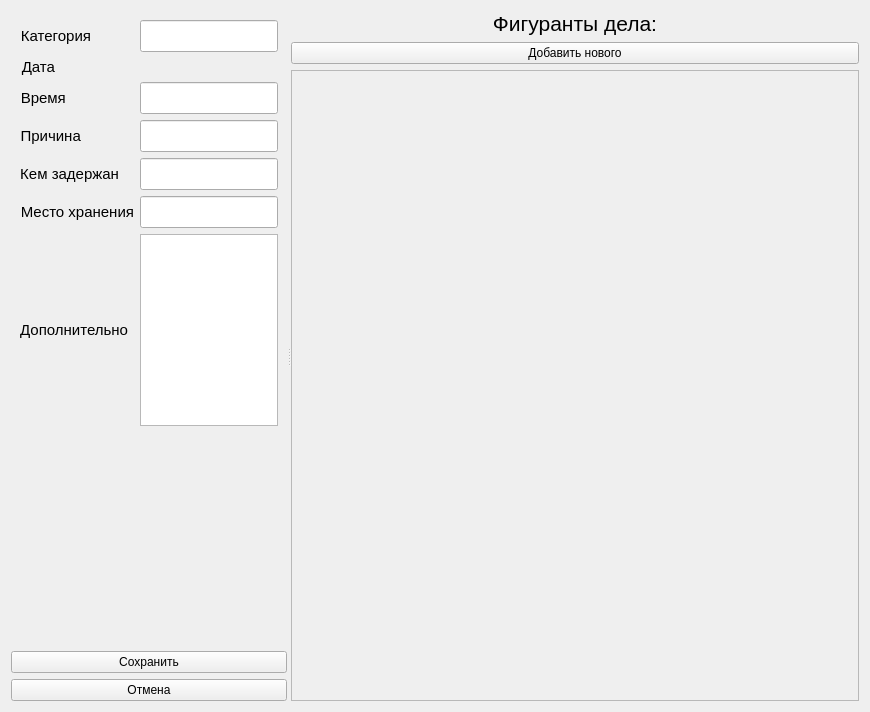
Qt form editEvent.ui (Yavlados/VKR) before a commit.
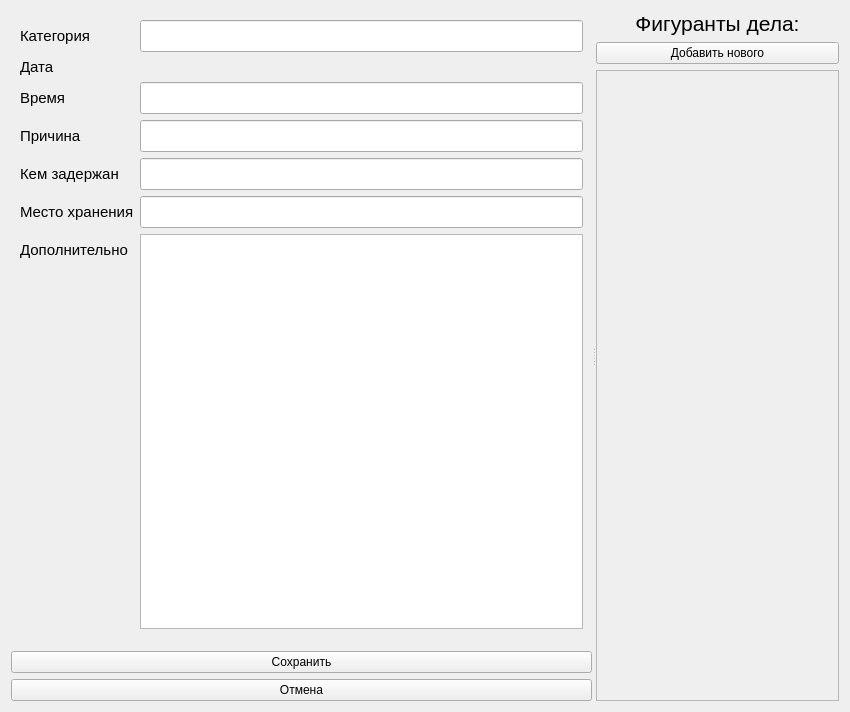
The same form after that commit.

```diff
--- a/editEvent.ui
+++ b/editEvent.ui
@@ -6,7 +6,7 @@
    <rect>
     <x>0</x>
     <y>0</y>
-    <width>870</width>
+    <width>850</width>
     <height>712</height>
    </rect>
   </property>
@@ -24,112 +24,53 @@
        <item>
         <widget class="QFrame" name="frame_6">
          <property name="sizePolicy">
-          <sizepolicy hsizetype="Ignored" vsizetype="Preferred">
+          <sizepolicy hsizetype="Expanding" vsizetype="Preferred">
            <horstretch>0</horstretch>
            <verstretch>0</verstretch>
           </sizepolicy>
          </property>
-         <layout class="QGridLayout" name="gridLayout_2">
-          <item row="5" column="1">
-           <widget class="QLineEdit" name="le_keeping_place">
+         <layout class="QFormLayout" name="formLayout">
+          <item row="0" column="0">
+           <widget class="QLabel" name="label_2">
             <property name="sizePolicy">
-             <sizepolicy hsizetype="Ignored" vsizetype="Fixed">
+             <sizepolicy hsizetype="Expanding" vsizetype="Preferred">
               <horstretch>0</horstretch>
               <verstretch>0</verstretch>
              </sizepolicy>
             </property>
             <property name="font">
              <font>
-              <pointsize>15</pointsize>
-             </font>
-            </property>
-           </widget>
-          </item>
-          <item row="6" column="0">
-           <widget class="QLabel" name="label_10">
-            <property name="sizePolicy">
-             <sizepolicy hsizetype="Fixed" vsizetype="Preferred">
-              <horstretch>0</horstretch>
-              <verstretch>0</verstretch>
-             </sizepolicy>
-            </property>
-            <property name="font">
-             <font>
               <family>Arial</family>
               <pointsize>11</pointsize>
              </font>
             </property>
             <property name="text">
-             <string>Дополнительно</string>
+             <string>Категория</string>
             </property>
             <property name="alignment">
-             <set>Qt::AlignRight|Qt::AlignTrailing|Qt::AlignVCenter</set>
+             <set>Qt::AlignLeading|Qt::AlignLeft|Qt::AlignVCenter</set>
             </property>
            </widget>
           </item>
-          <item row="5" column="0">
-           <widget class="QLabel" name="label_8">
+          <item row="0" column="1">
+           <widget class="QLineEdit" name="le_category">
             <property name="sizePolicy">
-             <sizepolicy hsizetype="Fixed" vsizetype="Preferred">
+             <sizepolicy hsizetype="Expanding" vsizetype="Fixed">
               <horstretch>0</horstretch>
               <verstretch>0</verstretch>
              </sizepolicy>
             </property>
             <property name="font">
              <font>
-              <family>Arial</family>
-              <pointsize>11</pointsize>
-             </font>
-            </property>
-            <property name="text">
-             <string>Место хранения</string>
-            </property>
-            <property name="alignment">
-             <set>Qt::AlignRight|Qt::AlignTrailing|Qt::AlignVCenter</set>
-            </property>
-           </widget>
-          </item>
-          <item row="2" column="1">
-           <widget class="QLineEdit" name="le_time">
-            <property name="sizePolicy">
-             <sizepolicy hsizetype="Ignored" vsizetype="Fixed">
-              <horstretch>0</horstretch>
-              <verstretch>0</verstretch>
-             </sizepolicy>
-            </property>
-            <property name="font">
-             <font>
               <pointsize>15</pointsize>
              </font>
             </property>
            </widget>
           </item>
-          <item row="3" column="0">
-           <widget class="QLabel" name="label_6">
-            <property name="sizePolicy">
-             <sizepolicy hsizetype="Fixed" vsizetype="Preferred">
-              <horstretch>0</horstretch>
-              <verstretch>0</verstretch>
-             </sizepolicy>
-            </property>
-            <property name="font">
-             <font>
-              <family>Arial</family>
-              <pointsize>11</pointsize>
-             </font>
-            </property>
-            <property name="text">
-             <string>Причина </string>
-            </property>
-            <property name="alignment">
-             <set>Qt::AlignRight|Qt::AlignTrailing|Qt::AlignVCenter</set>
-            </property>
-           </widget>
-          </item>
           <item row="1" column="0">
            <widget class="QLabel" name="label_3">
             <property name="sizePolicy">
-             <sizepolicy hsizetype="Fixed" vsizetype="Preferred">
+             <sizepolicy hsizetype="Expanding" vsizetype="Preferred">
               <horstretch>0</horstretch>
               <verstretch>0</verstretch>
              </sizepolicy>
@@ -144,14 +85,14 @@
              <string>Дата</string>
             </property>
             <property name="alignment">
-             <set>Qt::AlignRight|Qt::AlignTrailing|Qt::AlignVCenter</set>
+             <set>Qt::AlignLeading|Qt::AlignLeft|Qt::AlignVCenter</set>
             </property>
            </widget>
           </item>
           <item row="2" column="0">
            <widget class="QLabel" name="label_4">
             <property name="sizePolicy">
-             <sizepolicy hsizetype="Fixed" vsizetype="Preferred">
+             <sizepolicy hsizetype="Expanding" vsizetype="Preferred">
               <horstretch>0</horstretch>
               <verstretch>0</verstretch>
              </sizepolicy>
@@ -166,51 +107,51 @@
              <string>Время </string>
             </property>
             <property name="alignment">
-             <set>Qt::AlignRight|Qt::AlignTrailing|Qt::AlignVCenter</set>
+             <set>Qt::AlignLeading|Qt::AlignLeft|Qt::AlignVCenter</set>
+            </property>
+           </widget>
+          </item>
+          <item row="2" column="1">
+           <widget class="QLineEdit" name="le_time">
+            <property name="sizePolicy">
+             <sizepolicy hsizetype="Expanding" vsizetype="Fixed">
+              <horstretch>0</horstretch>
+              <verstretch>0</verstretch>
+             </sizepolicy>
+            </property>
+            <property name="font">
+             <font>
+              <pointsize>15</pointsize>
+             </font>
+            </property>
+           </widget>
+          </item>
+          <item row="3" column="0">
+           <widget class="QLabel" name="label_6">
+            <property name="sizePolicy">
+             <sizepolicy hsizetype="Expanding" vsizetype="Preferred">
+              <horstretch>0</horstretch>
+              <verstretch>0</verstretch>
+             </sizepolicy>
+            </property>
+            <property name="font">
+             <font>
+              <family>Arial</family>
+              <pointsize>11</pointsize>
+             </font>
+            </property>
+            <property name="text">
+             <string>Причина </string>
+            </property>
+            <property name="alignment">
+             <set>Qt::AlignLeading|Qt::AlignLeft|Qt::AlignVCenter</set>
             </property>
            </widget>
           </item>
           <item row="3" column="1">
            <widget class="QLineEdit" name="le_reason">
             <property name="sizePolicy">
-             <sizepolicy hsizetype="Ignored" vsizetype="Fixed">
-              <horstretch>0</horstretch>
-              <verstretch>0</verstretch>
-             </sizepolicy>
-            </property>
-            <property name="font">
-             <font>
-              <pointsize>15</pointsize>
-             </font>
-            </property>
-           </widget>
-          </item>
-          <item row="0" column="0">
-           <widget class="QLabel" name="label_2">
-            <property name="sizePolicy">
-             <sizepolicy hsizetype="Fixed" vsizetype="Preferred">
-              <horstretch>0</horstretch>
-              <verstretch>0</verstretch>
-             </sizepolicy>
-            </property>
-            <property name="font">
-             <font>
-              <family>Arial</family>
-              <pointsize>11</pointsize>
-             </font>
-            </property>
-            <property name="text">
-             <string>Категория</string>
-            </property>
-            <property name="alignment">
-             <set>Qt::AlignRight|Qt::AlignTrailing|Qt::AlignVCenter</set>
-            </property>
-           </widget>
-          </item>
-          <item row="0" column="1">
-           <widget class="QLineEdit" name="le_category">
-            <property name="sizePolicy">
-             <sizepolicy hsizetype="Ignored" vsizetype="Fixed">
+             <sizepolicy hsizetype="Expanding" vsizetype="Fixed">
               <horstretch>0</horstretch>
               <verstretch>0</verstretch>
              </sizepolicy>
@@ -225,7 +166,7 @@
           <item row="4" column="0">
            <widget class="QLabel" name="label_7">
             <property name="sizePolicy">
-             <sizepolicy hsizetype="Fixed" vsizetype="Preferred">
+             <sizepolicy hsizetype="Expanding" vsizetype="Preferred">
               <horstretch>0</horstretch>
               <verstretch>0</verstretch>
              </sizepolicy>
@@ -240,14 +181,14 @@
              <string>Кем задержан</string>
             </property>
             <property name="alignment">
-             <set>Qt::AlignRight|Qt::AlignTrailing|Qt::AlignVCenter</set>
+             <set>Qt::AlignLeading|Qt::AlignLeft|Qt::AlignVCenter</set>
             </property>
            </widget>
           </item>
           <item row="4" column="1">
            <widget class="QLineEdit" name="le_detention_by">
             <property name="sizePolicy">
-             <sizepolicy hsizetype="Ignored" vsizetype="Fixed">
+             <sizepolicy hsizetype="Expanding" vsizetype="Fixed">
               <horstretch>0</horstretch>
               <verstretch>0</verstretch>
              </sizepolicy>
@@ -259,11 +200,74 @@
             </property>
            </widget>
           </item>
-          <item row="1" column="1">
-           <layout class="QHBoxLayout" name="hl_date"/>
+          <item row="5" column="0">
+           <widget class="QLabel" name="label_8">
+            <property name="sizePolicy">
+             <sizepolicy hsizetype="Expanding" vsizetype="Preferred">
+              <horstretch>0</horstretch>
+              <verstretch>0</verstretch>
+             </sizepolicy>
+            </property>
+            <property name="font">
+             <font>
+              <family>Arial</family>
+              <pointsize>11</pointsize>
+             </font>
+            </property>
+            <property name="text">
+             <string>Место хранения</string>
+            </property>
+            <property name="alignment">
+             <set>Qt::AlignLeading|Qt::AlignLeft|Qt::AlignVCenter</set>
+            </property>
+           </widget>
+          </item>
+          <item row="5" column="1">
+           <widget class="QLineEdit" name="le_keeping_place">
+            <property name="sizePolicy">
+             <sizepolicy hsizetype="Expanding" vsizetype="Fixed">
+              <horstretch>0</horstretch>
+              <verstretch>0</verstretch>
+             </sizepolicy>
+            </property>
+            <property name="font">
+             <font>
+              <pointsize>15</pointsize>
+             </font>
+            </property>
+           </widget>
+          </item>
+          <item row="6" column="0">
+           <widget class="QLabel" name="label_10">
+            <property name="sizePolicy">
+             <sizepolicy hsizetype="Expanding" vsizetype="Preferred">
+              <horstretch>0</horstretch>
+              <verstretch>0</verstretch>
+             </sizepolicy>
+            </property>
+            <property name="font">
+             <font>
+              <family>Arial</family>
+              <pointsize>11</pointsize>
+             </font>
+            </property>
+            <property name="text">
+             <string>Дополнительно</string>
+            </property>
+            <property name="alignment">
+             <set>Qt::AlignLeading|Qt::AlignLeft|Qt::AlignVCenter</set>
+            </property>
+           </widget>
           </item>
           <item row="6" column="1">
-           <widget class="QTextEdit" name="le_additional"/>
+           <widget class="QTextEdit" name="le_additional">
+            <property name="sizePolicy">
+             <sizepolicy hsizetype="Expanding" vsizetype="Expanding">
+              <horstretch>0</horstretch>
+              <verstretch>0</verstretch>
+             </sizepolicy>
+            </property>
+           </widget>
           </item>
          </layout>
         </widget>
@@ -273,16 +277,16 @@
          <property name="orientation">
           <enum>Qt::Vertical</enum>
          </property>
-         <property name="sizeHint" stdset="0">
-          <size>
-           <width>20</width>
-           <height>40</height>
-          </size>
-         </property>
         </spacer>
        </item>
        <item>
         <widget class="QPushButton" name="pb_save">
+         <property name="sizePolicy">
+          <sizepolicy hsizetype="Expanding" vsizetype="Fixed">
+           <horstretch>0</horstretch>
+           <verstretch>0</verstretch>
+          </sizepolicy>
+         </property>
          <property name="text">
           <string>Сохранить</string>
          </property>
@@ -290,6 +294,12 @@
        </item>
        <item>
         <widget class="QPushButton" name="pb_cancel">
+         <property name="sizePolicy">
+          <sizepolicy hsizetype="Expanding" vsizetype="Fixed">
+           <horstretch>0</horstretch>
+           <verstretch>0</verstretch>
+          </sizepolicy>
+         </property>
          <property name="text">
           <string>Отмена</string>
          </property>
@@ -302,7 +312,7 @@
        <item row="0" column="0">
         <widget class="QLabel" name="label">
          <property name="sizePolicy">
-          <sizepolicy hsizetype="Minimum" vsizetype="Preferred">
+          <sizepolicy hsizetype="Preferred" vsizetype="Preferred">
            <horstretch>0</horstretch>
            <verstretch>0</verstretch>
           </sizepolicy>
@@ -324,7 +334,7 @@
        <item row="3" column="0">
         <widget class="QScrollArea" name="scrollArea_3">
          <property name="sizePolicy">
-          <sizepolicy hsizetype="Minimum" vsizetype="Expanding">
+          <sizepolicy hsizetype="Preferred" vsizetype="Expanding">
            <horstretch>0</horstretch>
            <verstretch>0</verstretch>
           </sizepolicy>
@@ -337,10 +347,16 @@
            <rect>
             <x>0</x>
             <y>0</y>
-            <width>573</width>
+            <width>560</width>
             <height>631</height>
            </rect>
           </property>
+          <property name="sizePolicy">
+           <sizepolicy hsizetype="Preferred" vsizetype="Preferred">
+            <horstretch>0</horstretch>
+            <verstretch>0</verstretch>
+           </sizepolicy>
+          </property>
           <layout class="QGridLayout" name="gridLayout_5">
            <item row="1" column="0">
             <layout class="QVBoxLayout" name="cardsLayout"/>
@@ -351,6 +367,12 @@
        </item>
        <item row="1" column="0">
         <widget class="QPushButton" name="pb_add_person">
+         <property name="sizePolicy">
+          <sizepolicy hsizetype="Preferred" vsizetype="Fixed">
+           <horstretch>0</horstretch>
+           <verstretch>0</verstretch>
+          </sizepolicy>
+         </property>
          <property name="text">
           <string>Добавить нового</string>
          </property>
```
Left out of the diff: 3 changed lines with no effect on the pictures.
